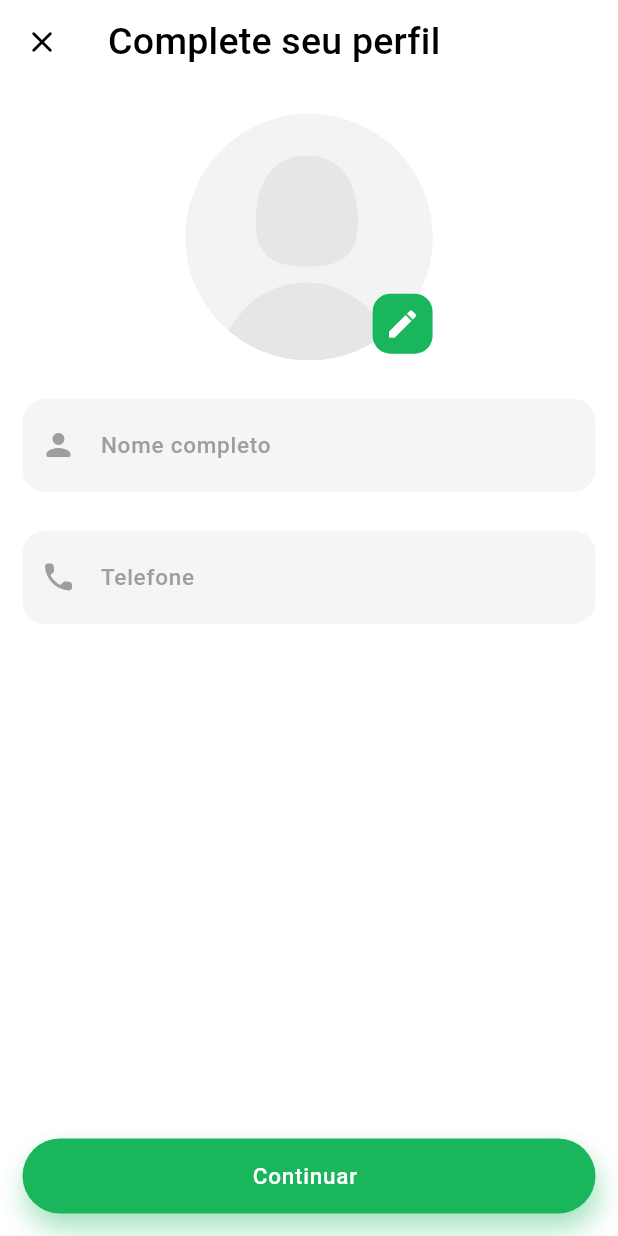
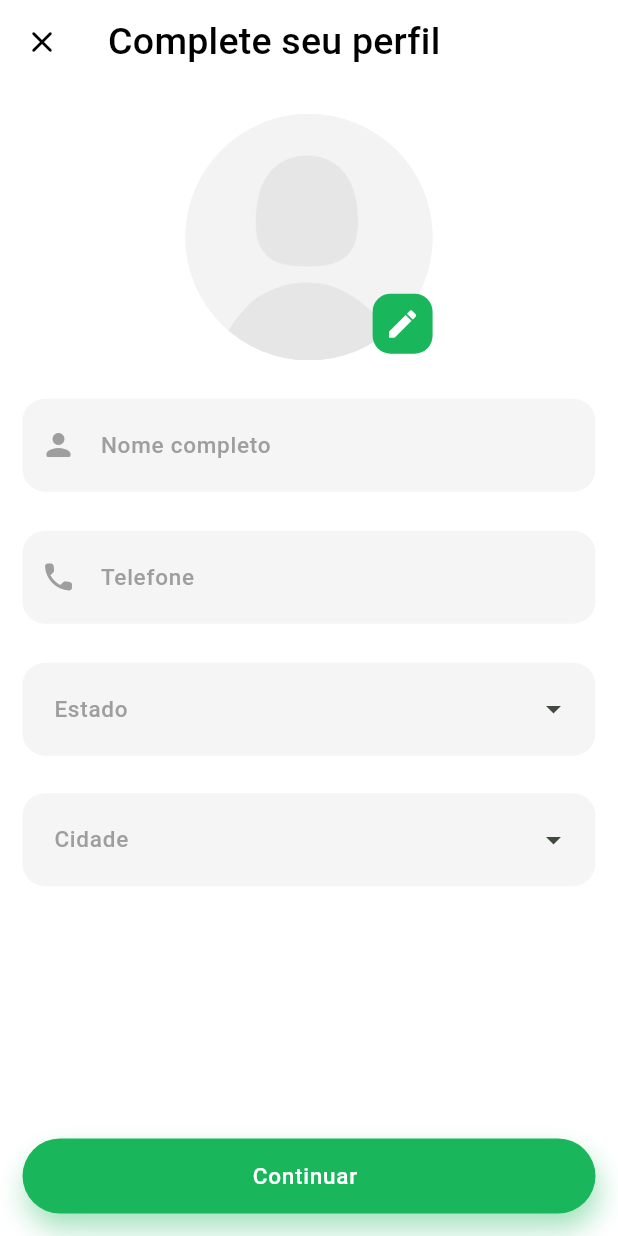
Before and after one commit to JoseVinicius-P/AluExpress-Flutter, a Flutter app: the FillProfilePage screen opened by its route, on a phone screen of 412 x 824 dp. Run offline on Flutter 3.47's test engine with Material 3 defaults, Android fonts, the phone set to English and light mode, and no system bars; drawn by our look-alikes of auto_size_text; our stand-ins replace carousel_slider, flutter_keyboard_visibility, flutter_modular, flutter_triple, mask_text_input_formatter, pinput and 1 more.

Commit message:
style: Adicionando elementos ao layout

```diff
--- a/lib/app/modules/profile/pages/fill_profile_page.dart
+++ b/lib/app/modules/profile/pages/fill_profile_page.dart
@@ -12,21 +12,16 @@ class FillProfilePage extends StatefulWidget {
   FillProfilePageState createState() => FillProfilePageState();
 }
 class FillProfilePageState extends State<FillProfilePage> {
-  var focusNodeTextFieldPhoneNumber = FocusNode();
-
-  @override
-  void dispose() {
-    focusNodeTextFieldPhoneNumber.dispose();
-    super.dispose();
-  }
+  final List<String> list = <String>['One', 'Two', 'Three', 'Four'];
 
   @override
   Widget build(BuildContext context) {
     var theme = Theme.of(context);
+    var focusNodeTextFieldPhoneNumber = FocusNode();
 
     return Scaffold(
       extendBodyBehindAppBar: true,
-      resizeToAvoidBottomInset: false,
+      resizeToAvoidBottomInset: true,
       appBar: AppBar(
         forceMaterialTransparency: true,
         leading: IconButton(
@@ -44,7 +39,10 @@ class FillProfilePageState extends State<FillProfilePage> {
             child: Padding(
               padding: MyEdgeInsets.standard,
               child: Column(
-                mainAxisSize: MainAxisSize.max,
+                children: [
+                  SingleChildScrollView(
+                    child: Column(
+                      mainAxisSize: MainAxisSize.min,
                       children: [
                         const SizedBox(height: 5,),
                         Center(
@@ -75,7 +73,23 @@ class FillProfilePageState extends State<FillProfilePage> {
                           focusNode: focusNodeTextFieldPhoneNumber,
                           maskFormatter: MaskTextInputFormatter(mask: "(##) # ####-####"),
                         ),
-                  const Spacer(),
+                        DropdownMenuWidget(
+                          list: list,
+                          hint: "Estado",
+                          onSelected: (item) => debugPrint(item),
+                          width: MediaQuery.of(context).size.width - MyEdgeInsets.standard.right * 2,
+                        ),
+                        const SizedBox(height: 25,),
+                        DropdownMenuWidget(
+                          list: list,
+                          hint: "Cidade",
+                          onSelected: (item) => debugPrint(item),
+                          width: MediaQuery.of(context).size.width - MyEdgeInsets.standard.right * 2,
+                        ),
+                      ],
+                    ),
+                  ),
+                  Spacer(),
                   DefaultButtonWidget(
                     onTap: (){},
                     text: "Continuar",
@@ -90,17 +104,17 @@ class FillProfilePageState extends State<FillProfilePage> {
         },
         landscape: (context) {
           return SafeArea(
+            child: Center(
+              child: SizedBox(
+                width: 100.sw,
                 child: Padding(
-              padding: MyEdgeInsets.standard,
+                  padding: MyEdgeInsets.standard.copyWith(top: 0),
+                  child: SingleChildScrollView(
                     child: Column(
-                mainAxisAlignment: MainAxisAlignment.center,
+                      mainAxisSize: MainAxisSize.min,
                       children: [
-                  Row(
-                    mainAxisSize: MainAxisSize.max,
-                    mainAxisAlignment: MainAxisAlignment.center,
-                    crossAxisAlignment: CrossAxisAlignment.center,
-                    children: [
-                      Flexible(
+                        const SizedBox(height: 5,),
+                        Center(
                           child: SizedBox(
                             width: 40.sw,
                             height: 40.sw,
@@ -110,12 +124,7 @@ class FillProfilePageState extends State<FillProfilePage> {
                             ),
                           ),
                         ),
-                      const SizedBox(width: 35,),
-                      Flexible(
-                        child: Column(
-                          mainAxisAlignment: MainAxisAlignment.center,
-                          mainAxisSize: MainAxisSize.max,
-                          children: [
+                        const SizedBox(height: 25,),
                         TextFieldWidget(
                           hint: "Nome completo",
                           keyboardType: TextInputType.text,
@@ -133,23 +142,32 @@ class FillProfilePageState extends State<FillProfilePage> {
                           focusNode: focusNodeTextFieldPhoneNumber,
                           maskFormatter: MaskTextInputFormatter(mask: "(##) # ####-####"),
                         ),
-                          ],
+                        DropdownMenuWidget(
+                          list: list,
+                          hint: "Estado",
+                          onSelected: (item) => debugPrint(item),
+                          width: MediaQuery.of(context).size.height - MyEdgeInsets.standard.right * 2,
                         ),
+                        const SizedBox(height: 25,),
+                        DropdownMenuWidget(
+                          list: list,
+                          hint: "Cidade",
+                          onSelected: (item) => debugPrint(item),
+                          width: MediaQuery.of(context).size.height - MyEdgeInsets.standard.right * 2,
                         ),
-                    ],
-                  ),
-                  const SizedBox(height: 40,),
-                  SizedBox(
-                    width: 100.sw,
-                    child: DefaultButtonWidget(
+                        const SizedBox(height: 25,),
+                        DefaultButtonWidget(
                           onTap: (){},
                           text: "Continuar",
                           backgroundColor: MyColors.primaryColor,
                           textColor: MyColors.textButtonColor,
-                      shadow: true,
+                          shadow: false,
                         ),
-                  )
+                        const SizedBox(height: 10,),
                       ],
+                    ),
+                  ),
+                ),
               ),
             ),
           );
@@ -199,8 +217,82 @@ class AvatarWidget extends StatelessWidget {
               ),
             ),
           ),
-        )
+        ),
       ],
     );
   }
 }
+
+class DropdownMenuWidget extends StatefulWidget {
+  final List<String> list;
+  final String hint;
+  final Function(String) onSelected;
+  final double width;
+
+  const DropdownMenuWidget({super.key, required this.list, required this.hint, required this.onSelected, required this.width});
+
+  @override
+  State<DropdownMenuWidget> createState() => _DropdownMenuWidgetState();
+}
+
+class _DropdownMenuWidgetState extends State<DropdownMenuWidget> {
+  late String dropdownValue;
+  final TextEditingController controller = TextEditingController();
+  String selected = "";
+
+  @override
+  void initState() {
+    super.initState();
+    dropdownValue = widget.list.first;
+  }
+
+  @override
+  Widget build(BuildContext context) {
+    var theme = Theme.of(context);
+    return DropdownMenu<String>(
+      width: widget.width,
+      controller: controller,
+      enableFilter: true,
+      requestFocusOnTap: true,
+      hintText: widget.hint,
+      textStyle: theme.textTheme.labelSmall!.copyWith(color: MyColors.textColor),
+      inputDecorationTheme: InputDecorationTheme(
+        isDense: false,
+        filled: true,
+        contentPadding: const EdgeInsets.symmetric(vertical: 20.0, horizontal: 17.0),
+        enabledBorder: OutlineInputBorder(
+          borderSide: const BorderSide(color: Colors.transparent),
+          borderRadius: BorderRadius.circular(15),
+        ),
+        focusColor: MyColors.primaryColor,
+        focusedBorder: OutlineInputBorder(
+          borderSide: const BorderSide(color: MyColors.primaryColor),
+          borderRadius: BorderRadius.circular(15),
+        ),
+        fillColor: MyColors.grayLight,
+        hintStyle: theme.textTheme.labelSmall!.copyWith(color: Colors.grey),
+      ),
+      onSelected: (String? item) {
+        if(item != null){
+          setState(() {
+            selected = item;
+          });
+          widget.onSelected(item);
+        }else{
+          setState(() {
+            selected = "";
+          });
+        }
+      },
+      dropdownMenuEntries:
+      widget.list.map<DropdownMenuEntry<String>>(
+            (String item) {
+          return DropdownMenuEntry<String>(
+            value: item,
+            label: item,
+          );
+        },
+      ).toList(),
+    );
+  }
+}
```
Lines whose indentation alone changed are shown as unchanged.
